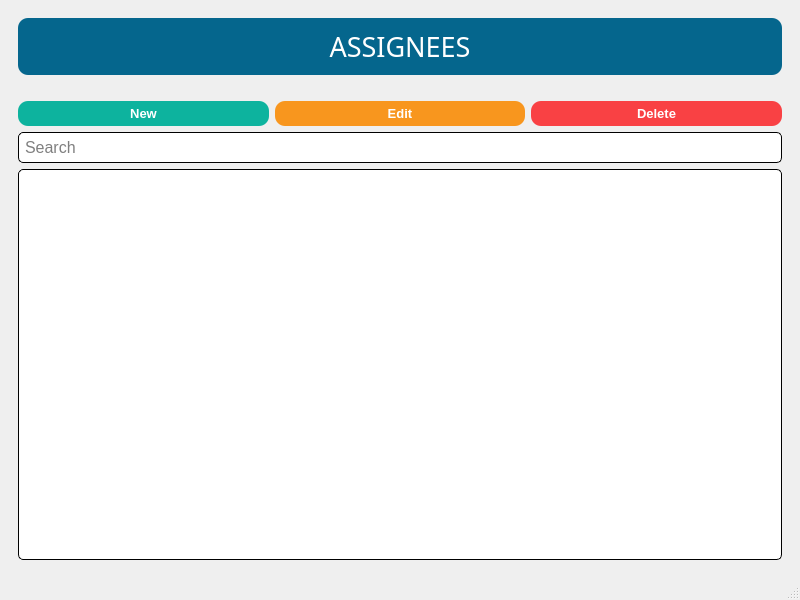
Soapey/PyConu, file conu/ui/ui_files/MainWindow.ui: the form before one commit.
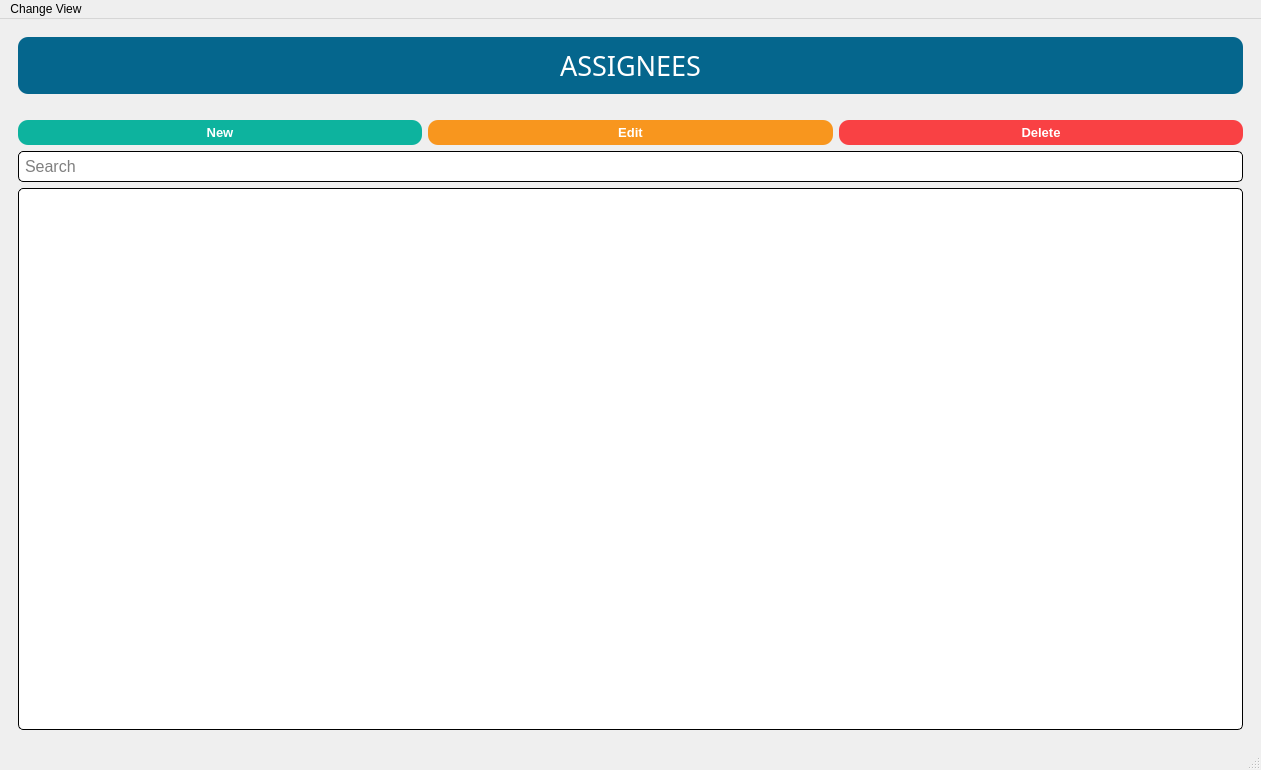
The form after the commit.

What changed in the file:
```diff
--- a/conu/ui/ui_files/MainWindow.ui
+++ b/conu/ui/ui_files/MainWindow.ui
@@ -6,8 +6,8 @@
    <rect>
     <x>0</x>
     <y>0</y>
-    <width>800</width>
-    <height>600</height>
+    <width>1261</width>
+    <height>770</height>
    </rect>
   </property>
   <property name="windowTitle">
@@ -15,7 +15,7 @@
   </property>
   <widget class="QWidget" name="centralwidget">
    <layout class="QGridLayout" name="gridLayout">
-    <item row="0" column="0">
+    <item row="0" column="0" rowspan="2">
      <widget class="QStackedWidget" name="page_handler">
       <property name="styleSheet">
        <string notr="true"/>
@@ -948,10 +948,18 @@
     <rect>
      <x>0</x>
      <y>0</y>
-     <width>800</width>
+     <width>1261</width>
      <height>21</height>
     </rect>
    </property>
+   <widget class="QMenu" name="menuChange_View">
+    <property name="title">
+     <string>Change View</string>
+    </property>
+    <addaction name="action_assignees"/>
+    <addaction name="action_departments"/>
+   </widget>
+   <addaction name="menuChange_View"/>
   </widget>
   <widget class="QStatusBar" name="statusbar"/>
  </widget>
```
Left out of the diff: 15 changed lines with no effect on the pictures.
